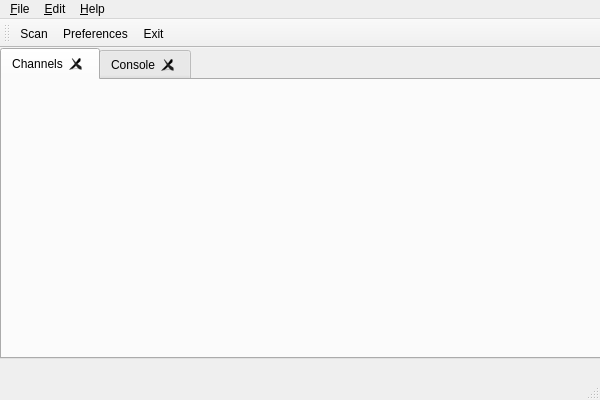
Qt form gui/mainwindow.ui (esden/flosslogic) before a commit.
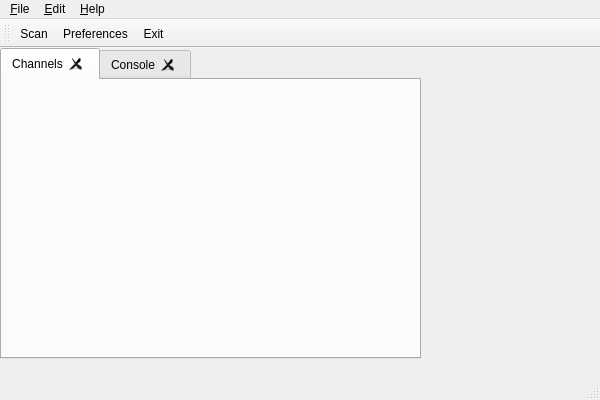
The same form after that commit. Icons and pictures are not drawn.

Commit message:
First step for making channels dockable.
This is not finished or working correctly yet, will be fixed soon.

Patch:
```diff
--- a/gui/mainwindow.ui
+++ b/gui/mainwindow.ui
@@ -19,7 +19,7 @@
      <rect>
       <x>0</x>
       <y>0</y>
-      <width>601</width>
+      <width>421</width>
       <height>311</height>
      </rect>
     </property>
```
The commit also changes 2 other files.
